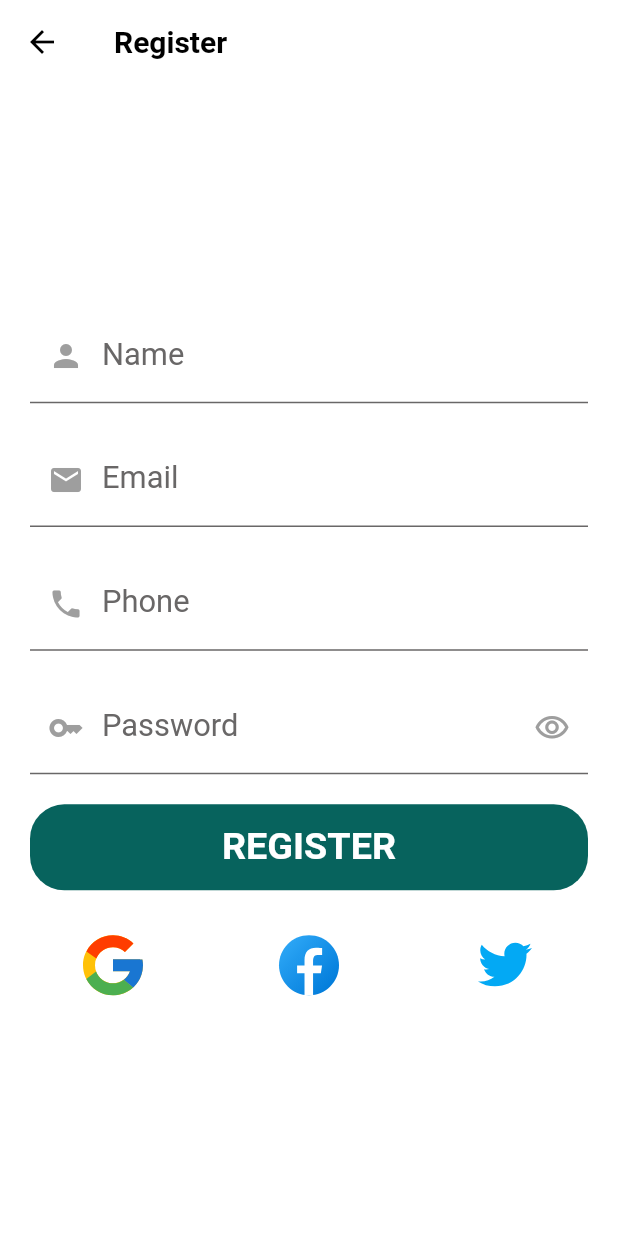
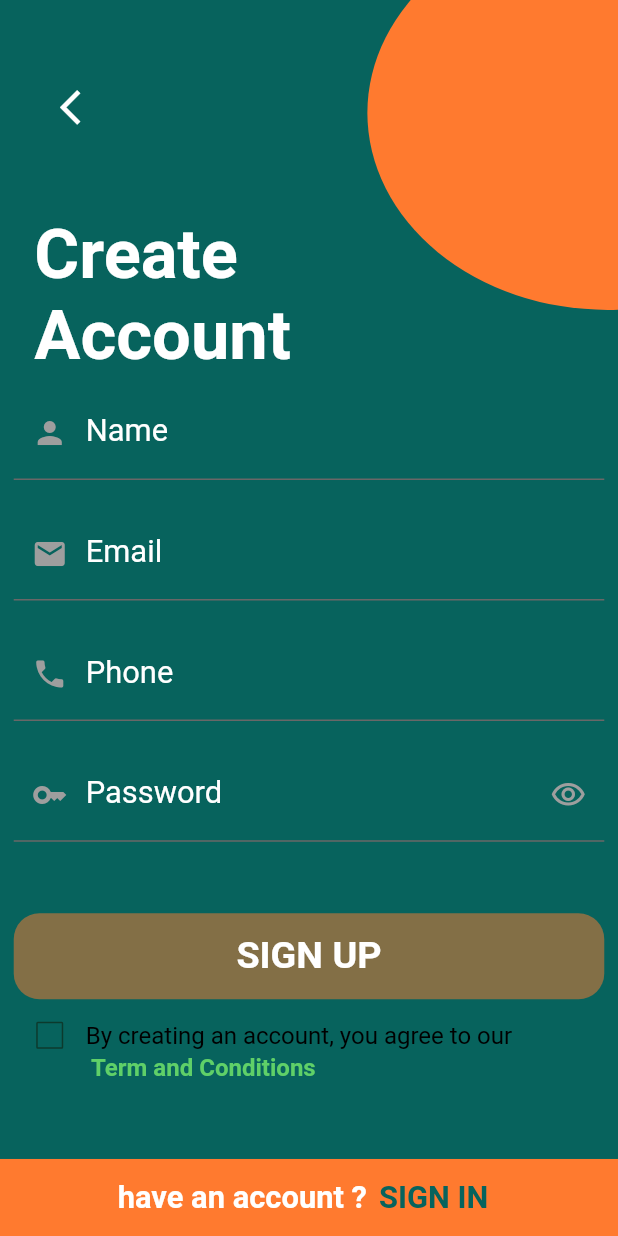
Before and after one commit to HusseinMohamed99/E-Market, a Flutter app: the RegisterScreen screen opened directly, on a phone screen of 412 x 824 dp. Run offline on Flutter 3.47's test engine with Material 2 defaults, Android fonts, the phone set to English and light mode, and no system bars; our stand-ins replace animated_bottom_navigation_bar, awesome_dialog, bloc, cached_network_image, carousel_slider, conditional_builder_null_safety and 10 more; accounts and stored records are empty.

Commit message:
Theme Mode ✔ update Components ✔ update Login Screen ✔ update Register Screen ✔

```diff
--- a/lib/Screens/login/login_screen.dart
+++ b/lib/Screens/login/login_screen.dart
@@ -74,9 +74,9 @@ class LoginScreen extends StatelessWidget {
                           top: -113.h,
                           child: Container(
                             width: 510.w,
-                            height: 420.h,
+                            height: 380.h,
                             decoration: const ShapeDecoration(
-                              color: Color(0xFFFF7A2F),
+                              color: AppColorsLight.orangeColor,
                               shape: OvalBorder(),
                             ),
                           ),
@@ -86,7 +86,7 @@ class LoginScreen extends StatelessWidget {
                           top: -47.h,
                           child: Container(
                             width: 458.w,
-                            height: 350.h,
+                            height: 310.h,
                             decoration: const ShapeDecoration(
                               color: Color(0xFF07625D),
                               shape: OvalBorder(),
@@ -98,7 +98,6 @@ class LoginScreen extends StatelessWidget {
                             top: 150.h,
                             child: Container(
                               width: 200.w,
-                              height: 300.h,
                               decoration: const ShapeDecoration(
                                 shape: OvalBorder(),
                               ),
@@ -118,6 +117,7 @@ class LoginScreen extends StatelessWidget {
                           crossAxisAlignment: CrossAxisAlignment.end,
                           children: [
                             DefaultTextFormField(
+                              color: AppMainColors.greyColor,
                               controller: emailController,
                               keyboardType: TextInputType.emailAddress,
                               prefix: Icons.email,
@@ -133,6 +133,7 @@ class LoginScreen extends StatelessWidget {
                               height: 15.h,
                             ),
                             DefaultTextFormField(
+                              color: AppMainColors.greyColor,
                               controller: passwordController,
                               keyboardType: TextInputType.visiblePassword,
                               prefix: Icons.key,
--- a/lib/Screens/register/cubit/cubit.dart
+++ b/lib/Screens/register/cubit/cubit.dart
@@ -1,7 +1,9 @@
+import 'package:flutter/foundation.dart';
 import 'package:flutter/material.dart';
 import 'package:flutter_bloc/flutter_bloc.dart';
 import 'package:super_marko/Screens/register/cubit/state.dart';
 import 'package:super_marko/model/login/login_model.dart';
+import 'package:super_marko/network/cache_helper.dart';
 import 'package:super_marko/network/dio_helper.dart';
 import 'package:super_marko/network/end_points.dart';
 
@@ -48,4 +50,20 @@ class RegisterCubit extends Cubit<RegisterState> {
 
     emit(ChangePasswordRegisterState());
   }
+
+  bool isCheck = false;
+
+  void boxCheck(bool newCheck) async {
+    emit(ChangeValueLoadingState());
+    if (isCheck == newCheck) return;
+    isCheck = newCheck;
+    CacheHelper.saveData(key: 'check', value: isCheck).then((value) {
+      emit(ChangeValueSuccessState());
+      if (kDebugMode) {
+        print('isCheck === $isCheck');
+      }
+    }).catchError((error) {
+      emit(ChangeValueErrorState());
+    });
+  }
 }
--- a/lib/Screens/register/cubit/state.dart
+++ b/lib/Screens/register/cubit/state.dart
@@ -19,3 +19,9 @@ class RegisterErrorState extends RegisterState {
 }
 
 class ChangePasswordRegisterState extends RegisterState {}
+
+class ChangeValueLoadingState extends RegisterState {}
+
+class ChangeValueSuccessState extends RegisterState {}
+
+class ChangeValueErrorState extends RegisterState {}
--- a/lib/Screens/register/register_screen.dart
+++ b/lib/Screens/register/register_screen.dart
@@ -1,11 +1,11 @@
 import 'dart:io';
 
-import 'package:conditional_builder_null_safety/conditional_builder_null_safety.dart';
 import 'package:flutter/foundation.dart';
 import 'package:flutter/material.dart';
 import 'package:flutter_bloc/flutter_bloc.dart';
-import 'package:flutter_svg/flutter_svg.dart';
+import 'package:flutter_screenutil/flutter_screenutil.dart';
 import 'package:image_picker/image_picker.dart';
+import 'package:super_marko/Screens/login/login_screen.dart';
 import 'package:super_marko/Screens/register/cubit/cubit.dart';
 import 'package:super_marko/Screens/register/cubit/state.dart';
 import 'package:super_marko/layout/home_screen.dart';
@@ -15,6 +15,7 @@ import 'package:super_marko/shared/components/constants.dart';
 import 'package:super_marko/shared/components/navigator.dart';
 import 'package:super_marko/shared/components/show_toast.dart';
 import 'package:super_marko/shared/components/text_form_field.dart';
+import 'package:super_marko/shared/styles/colors.dart';
 
 class RegisterScreen extends StatelessWidget {
   final formKey = GlobalKey<FormState>();
@@ -70,15 +71,63 @@ class RegisterScreen extends StatelessWidget {
         },
         builder: (context, state) {
           return Scaffold(
-            appBar: AppBar(
-              title: const Text('Register'),
+            backgroundColor: AppColorsLight.mainColor,
+            body: Form(
+              key: formKey,
+              child: Column(
+                crossAxisAlignment: CrossAxisAlignment.start,
+                children: [
+                  Expanded(
+                    child: Stack(
+                      children: [
+                        Positioned(
+                          left: 214.w,
+                          top: -47.h,
+                          child: Container(
+                            width: 280.w,
+                            height: 220.h,
+                            decoration: const ShapeDecoration(
+                              color: AppColorsLight.orangeColor,
+                              shape: OvalBorder(),
                             ),
-            body: Center(
+                          ),
+                        ),
+                        Positioned(
+                          left: 20.w,
+                          top: 120.h,
+                          child: Container(
+                            width: 200.w,
+                            decoration: const ShapeDecoration(
+                              shape: OvalBorder(),
+                            ),
+                            child: Text(
+                              'Create\nAccount',
+                              style: Theme.of(context).textTheme.displaySmall,
+                            ),
+                          ),
+                        ),
+                        Positioned(
+                          left: 20.w,
+                          top: 40.h,
+                          child: IconButton(
+                            onPressed: () {
+                              pop(context);
+                            },
+                            icon: Icon(
+                              Icons.arrow_back_ios_new,
+                              size: 24.sp,
+                              color: AppColorsLight.secondaryColor,
+                            ),
+                          ),
+                        ),
+                      ],
+                    ),
+                  ),
+                  Expanded(
+                    flex: 2,
                     child: SingleChildScrollView(
                       child: Padding(
-                  padding: const EdgeInsets.all(20.0),
-                  child: Form(
-                    key: formKey,
+                        padding: const EdgeInsets.symmetric(horizontal: 8.0).r,
                         child: Column(children: [
                           DefaultTextFormField(
                             controller: nameController,
@@ -93,9 +142,7 @@ class RegisterScreen extends StatelessWidget {
                             label: 'Name',
                             hint: 'Enter your name',
                           ),
-                      const SizedBox(
-                        height: 20,
-                      ),
+                          SizedBox(height: 15.h),
                           DefaultTextFormField(
                             controller: emailController,
                             keyboardType: TextInputType.emailAddress,
@@ -109,9 +156,7 @@ class RegisterScreen extends StatelessWidget {
                             label: 'Email',
                             hint: 'Enter your email',
                           ),
-                      const SizedBox(
-                        height: 20,
-                      ),
+                          SizedBox(height: 15.h),
                           DefaultTextFormField(
                             controller: phoneController,
                             keyboardType: TextInputType.phone,
@@ -125,9 +170,7 @@ class RegisterScreen extends StatelessWidget {
                             label: 'Phone',
                             hint: 'Enter your phone',
                           ),
-                      const SizedBox(
-                        height: 20,
-                      ),
+                          SizedBox(height: 15.h),
                           DefaultTextFormField(
                             controller: passwordController,
                             keyboardType: TextInputType.visiblePassword,
@@ -146,13 +189,10 @@ class RegisterScreen extends StatelessWidget {
                             label: 'Password',
                             hint: 'Enter your password',
                           ),
-                      const SizedBox(
-                        height: 20,
-                      ),
-                      ConditionalBuilder(
-                        condition: state is! RegisterLoadingState,
-                        builder: (context) => Center(
-                          child: defaultMaterialButton(
+                          SizedBox(height: 40.h),
+                          RegisterCubit.get(context).isCheck
+                              ? defaultMaterialButton(
+                                  color: AppColorsLight.orangeColor,
                                   function: () {
                                     if (formKey.currentState!.validate()) {
                                       RegisterCubit.get(context).userRegister(
@@ -163,89 +203,83 @@ class RegisterScreen extends StatelessWidget {
                                       );
                                     }
                                   },
-                            text: 'Register',
+                                  text: 'Sign UP',
                                   radius: 20,
                                   context: context,
+                                )
+                              : Container(
+                                  alignment: Alignment.center,
+                                  width: double.infinity,
+                                  height: 48.h,
+                                  decoration: BoxDecoration(
+                                    borderRadius: BorderRadius.circular(15).r,
+                                    color: AppColorsLight.orangeColor
+                                        .withOpacity(0.5),
+                                  ),
+                                  child: Text(
+                                    'Sign UP'.toUpperCase(),
+                                    style: Theme.of(context)
+                                        .textTheme
+                                        .headlineSmall,
                                   ),
                                 ),
-                        fallback: (context) =>
-                            const Center(child: CircularProgressIndicator()),
-                      ),
-                      const SizedBox(
-                        height: 20,
-                      ),
+                          Column(
+                            crossAxisAlignment: CrossAxisAlignment.start,
+                            children: [
                               Row(
                                 children: [
-                          Expanded(
-                            child: Container(
-                              height: 60.0,
-                              decoration: BoxDecoration(
-                                color: Colors.white.withOpacity(0.1),
-                                borderRadius: const BorderRadius.only(
-                                  topLeft: Radius.circular(20.0),
-                                  topRight: Radius.circular(20.0),
-                                  bottomLeft: Radius.circular(20.0),
-                                  bottomRight: Radius.circular(20.0),
+                                  checkBox(context),
+                                  Text(
+                                    'By creating an account, you agree to our',
+                                    style:
+                                        Theme.of(context).textTheme.labelLarge,
                                   ),
+                                ],
                               ),
-                              child: InkWell(
-                                child: SvgPicture.asset(
-                                  'assets/icon/google.svg',
-                                  fit: BoxFit.none,
-                                ),
-                                onTap: () {},
-                              ),
-                            ),
-                          ),
-                          const SizedBox(
-                            width: 20.0,
-                          ),
-                          Expanded(
-                            child: Container(
-                              height: 60.0,
-                              decoration: BoxDecoration(
-                                color: Colors.white.withOpacity(0.1),
-                                borderRadius: const BorderRadius.only(
-                                  topLeft: Radius.circular(20.0),
-                                  topRight: Radius.circular(20.0),
-                                  bottomLeft: Radius.circular(20.0),
-                                  bottomRight: Radius.circular(20.0),
-                                ),
-                              ),
-                              child: InkWell(
-                                child: SvgPicture.asset(
-                                  'assets/icon/facebook.svg',
-                                  fit: BoxFit.none,
-                                ),
-                                onTap: () {},
-                              ),
-                            ),
-                          ),
-                          const SizedBox(
-                            width: 20.0,
-                          ),
-                          Expanded(
-                            child: Container(
-                              height: 60.0,
-                              decoration: BoxDecoration(
-                                color: Colors.white.withOpacity(0.1),
-                                borderRadius: const BorderRadius.all(
-                                    Radius.circular(20.0)),
-                              ),
-                              child: InkWell(
-                                child: SvgPicture.asset(
-                                  'assets/icon/twitter.svg',
-                                  fit: BoxFit.none,
-                                ),
-                                onTap: () {},
+                              Padding(
+                                padding: const EdgeInsets.only(left: 45.0).r,
+                                child: Text(
+                                  'Term and Conditions',
+                                  style: Theme.of(context)
+                                      .textTheme
+                                      .labelLarge!
+                                      .copyWith(
+                                        height: 0.2,
+                                        color: const Color(0xFF5FD068),
+                                        fontWeight: FontWeight.w700,
                                       ),
                                 ),
                               ),
                             ],
                           ),
+                          SizedBox(height: 15.h),
                         ]),
                       ),
                     ),
+                  ),
+                  Container(
+                    width: double.infinity,
+                    height: 43.h,
+                    decoration: const BoxDecoration(color: Color(0xFFFF7A2F)),
+                    child: Row(
+                      mainAxisAlignment: MainAxisAlignment.center,
+                      children: [
+                        Text(
+                          'have an account ?',
+                          style: Theme.of(context).textTheme.titleLarge,
+                        ),
+                        defaultTextButton(
+                          function: () {
+                            navigateTo(context, LoginScreen());
+                          },
+                          text: 'Sign In'.toUpperCase(),
+                          color: AppColorsLight.mainColor,
+                          context: context,
+                        ),
+                      ],
+                    ),
+                  ),
+                ],
               ),
             ),
           );
@@ -253,4 +287,18 @@ class RegisterScreen extends StatelessWidget {
       ),
     );
   }
+
+  Widget checkBox(BuildContext context) {
+    var cubit = RegisterCubit.get(context);
+    return Checkbox.adaptive(
+      side: const BorderSide(
+        color: AppColorsLight.primaryColor,
+      ),
+      activeColor: AppColorsLight.orangeColor,
+      value: cubit.isCheck,
+      onChanged: (e) {
+        cubit.boxCheck(e!);
+      },
+    );
   }
+}
--- a/lib/shared/components/buttons.dart
+++ b/lib/shared/components/buttons.dart
@@ -11,6 +11,7 @@ Widget defaultMaterialButton({
   bool isUpperCase = true,
   Function? onTap,
   required BuildContext context,
+  Color? color,
 }) {
   return Container(
     width: width ?? double.infinity,
@@ -19,7 +20,7 @@ Widget defaultMaterialButton({
       borderRadius: BorderRadius.circular(
         radius ?? 3,
       ).r,
-      color: AppColorsLight.mainColor,
+      color: color ?? AppColorsLight.mainColor,
     ),
     child: MaterialButton(
       onPressed: () {
--- a/lib/shared/components/check_box.dart
+++ b/lib/shared/components/check_box.dart
@@ -8,7 +8,7 @@ Widget checkBox(BuildContext context) {
     side: const BorderSide(
       color: AppColorsLight.primaryColor,
     ),
-    activeColor: AppColorsLight.tealColor,
+    activeColor: AppColorsLight.mainColor,
     value: cubit.isCheck,
     onChanged: (e) {
       cubit.boxCheck(e!);
--- a/lib/shared/components/navigator.dart
+++ b/lib/shared/components/navigator.dart
@@ -14,3 +14,5 @@ void navigateAndFinish(context, widget) => Navigator.pushAndRemoveUntil(
         ), (route) {
       return false;
     });
+
+void pop(context) => Navigator.pop(context);
--- a/lib/shared/components/text_form_field.dart
+++ b/lib/shared/components/text_form_field.dart
@@ -21,6 +21,7 @@ class DefaultTextFormField extends StatelessWidget {
     this.decoration,
     this.onFieldSubmitted,
     this.focusNode,
+    this.color,
   });
 
   final TextEditingController controller;
@@ -38,6 +39,7 @@ class DefaultTextFormField extends StatelessWidget {
   final FocusNode? focusNode;
   final InputDecoration? decoration;
   final Function(String)? onFieldSubmitted;
+  final Color? color;
 
   @override
   Widget build(BuildContext context) {
@@ -76,7 +78,7 @@ class DefaultTextFormField extends StatelessWidget {
         ),
         labelText: label,
         labelStyle: GoogleFonts.roboto(
-          color: AppMainColors.greyColor,
+          color: color ?? AppColorsLight.secondaryColor,
           fontSize: 18.sp,
           fontWeight: FontWeight.w400,
         ),
--- a/lib/shared/styles/colors.dart
+++ b/lib/shared/styles/colors.dart
@@ -10,7 +10,7 @@ class AppColorsLight {
   static const Color mainColor = Color(0xFF07635D);
   static const Color secondaryColor = Color(0xFFFFFFFF);
   static const Color thirdColor = Color(0xFFFFB917);
-  static const Color tealColor = Color(0xff009688);
+  static const Color orangeColor = Color(0xFFFF7A2F);
 }
 
 class AppMainColors {
```
Lines whose indentation alone changed are shown as unchanged.
